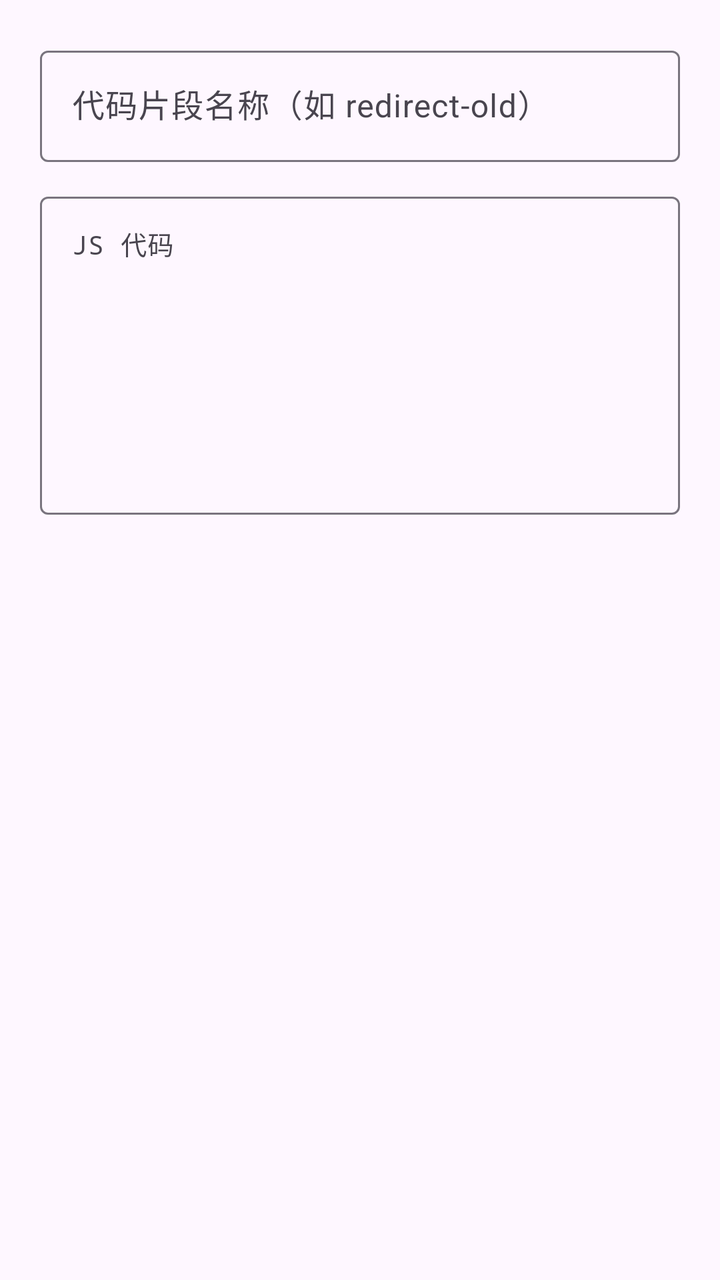
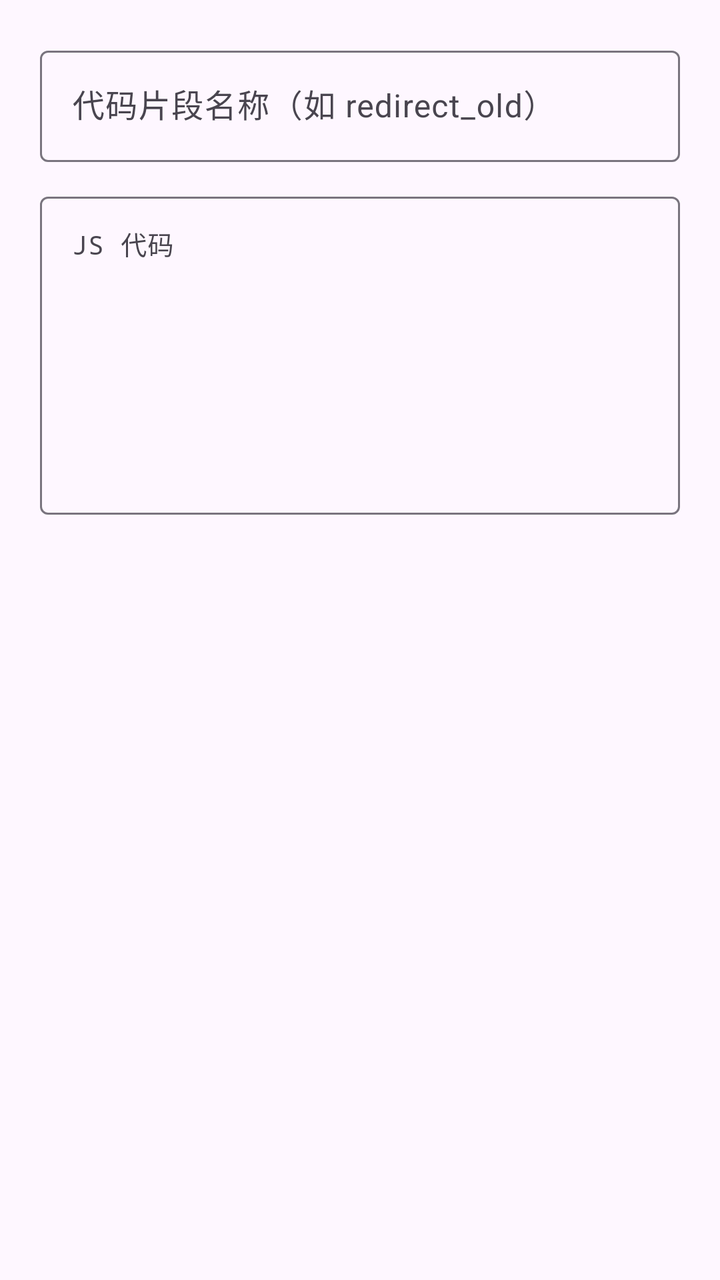

Before-and-after screenshots of an Android layout around one commit, followed by the original layout XML and the change that was made.
<!-- AndroidManifest.xml: application theme AppTheme -->
<!-- res/layout/dialog_snippet_add.xml -->
<?xml version="1.0" encoding="utf-8"?>
<ScrollView xmlns:android="http://schemas.android.com/apk/res/android"
    android:layout_width="match_parent"
    android:layout_height="wrap_content"
    android:maxHeight="600dp">

    <LinearLayout
        android:layout_width="match_parent"
        android:layout_height="wrap_content"
        android:orientation="vertical"
        android:padding="20dp">

        <com.google.android.material.textfield.TextInputLayout
            android:id="@+id/nameLayout"
            android:layout_width="match_parent"
            android:layout_height="wrap_content"
            android:hint="代码片段名称（如 redirect-old）"
            style="@style/Widget.Material3.TextInputLayout.OutlinedBox">

            <com.google.android.material.textfield.TextInputEditText
                android:id="@+id/nameInput"
                android:layout_width="match_parent"
                android:layout_height="wrap_content"
                android:inputType="text"
                android:maxLines="1" />
        </com.google.android.material.textfield.TextInputLayout>

        <com.google.android.material.textfield.TextInputLayout
            android:id="@+id/codeLayout"
            android:layout_width="match_parent"
            android:layout_height="wrap_content"
            android:layout_marginTop="12dp"
            android:hint="JS 代码"
            style="@style/Widget.Material3.TextInputLayout.OutlinedBox">

            <com.google.android.material.textfield.TextInputEditText
                android:id="@+id/codeInput"
                android:layout_width="match_parent"
                android:layout_height="wrap_content"
                android:inputType="textMultiLine"
                android:fontFamily="monospace"
                android:textSize="13sp"
                android:minLines="8"
                android:gravity="top|start" />
        </com.google.android.material.textfield.TextInputLayout>

    </LinearLayout>
</ScrollView>
<!-- resources referenced by this layout -->
<resources>
  <style name="AppTheme" parent="Base.AppTheme" />
  <style name="Base.AppTheme" parent="Theme.Material3.DayNight.NoActionBar">
      
      
    </style>
</resources>

<!-- the commit's change to res/layout/dialog_snippet_add.xml (unified diff, before → after) -->
@@ -14,7 +14,7 @@
             android:id="@+id/nameLayout"
             android:layout_width="match_parent"
             android:layout_height="wrap_content"
-            android:hint="代码片段名称（如 redirect-old）"
+            android:hint="@string/snippet_name_hint"
             style="@style/Widget.Material3.TextInputLayout.OutlinedBox">
 
             <com.google.android.material.textfield.TextInputEditText
@@ -30,7 +30,7 @@
             android:layout_width="match_parent"
             android:layout_height="wrap_content"
             android:layout_marginTop="12dp"
-            android:hint="JS 代码"
+            android:hint="@string/snippet_js_code"
             style="@style/Widget.Material3.TextInputLayout.OutlinedBox">
 
             <com.google.android.material.textfield.TextInputEditText
<!-- resource entries referenced after the edit -->
@@ -1,9 +1,54 @@
 <!-- resources referenced by this layout -->
 <resources>
+  <string name="snippet_js_code">JS 代码</string>
+  <string name="snippet_name_hint">代码片段名称（如 redirect_old）</string>
   <style name="AppTheme" parent="Base.AppTheme" />
   <style name="Base.AppTheme" parent="Theme.Material3.DayNight.NoActionBar">
       
       
+  
+      
+      <item name="android:textViewStyle">@style/AppTextView</item>
+      <item name="android:buttonStyle">@style/AppButton</item>
+      <item name="materialButtonStyle">@style/AppMaterialButton</item>
+      <item name="chipStyle">@style/AppChip</item>
     </style>
+  <style name="AppTextView" parent="@android:style/Widget.DeviceDefault.TextView">
+      <item name="android:breakStrategy">simple</item>
+      <item name="android:hyphenationFrequency">full</item>
+      <item name="android:ellipsize">end</item>
+      <item name="android:justificationMode">inter_word</item>
+      <item name="android:textIsSelectable">false</item>
+    </style>
+  <style name="AppButton" parent="Widget.Material3.Button">
+      <item name="android:minHeight">@dimen/app_button_min_height</item>
+      <item name="android:minWidth">@dimen/app_button_min_width</item>
+      <item name="android:maxLines">2</item>
+      <item name="android:ellipsize">end</item>
+      <item name="android:paddingStart">@dimen/app_button_padding_h</item>
+      <item name="android:paddingEnd">@dimen/app_button_padding_h</item>
+      <item name="android:breakStrategy">simple</item>
+      <item name="android:hyphenationFrequency">full</item>
+      <item name="android:textSize">@dimen/app_button_text_size</item>
+    </style>
+  <style name="AppMaterialButton" parent="Widget.Material3.Button">
+      <item name="android:minHeight">@dimen/app_button_min_height</item>
+      <item name="android:minWidth">@dimen/app_button_min_width</item>
+      <item name="android:maxLines">2</item>
+      <item name="android:ellipsize">end</item>
+      <item name="android:paddingStart">@dimen/app_button_padding_h</item>
+      <item name="android:paddingEnd">@dimen/app_button_padding_h</item>
+      <item name="android:breakStrategy">simple</item>
+      <item name="android:hyphenationFrequency">full</item>
+      <item name="android:textAllCaps">false</item>
+      <item name="android:textSize">@dimen/app_button_text_size</item>
+    </style>
+  <style name="AppChip" parent="Widget.Material3.Chip.Assist">
+      <item name="android:textIsSelectable">false</item>
+    </style>
+  <dimen name="app_button_min_height">48dp</dimen>
+  <dimen name="app_button_min_width">112dp</dimen>
+  <dimen name="app_button_padding_h">10dp</dimen>
+  <dimen name="app_button_text_size">13sp</dimen>
 </resources>
 
